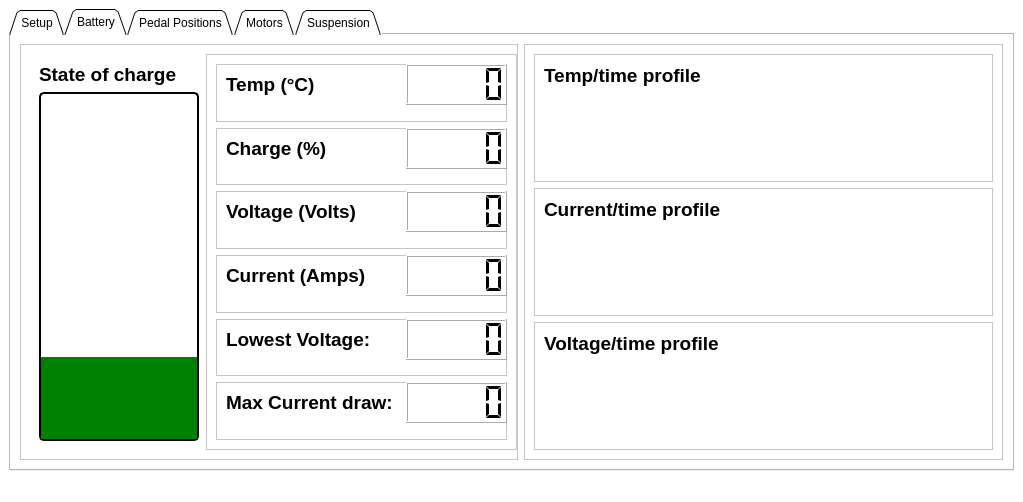
Above: mainwindow.ui from niallbeggan/TelemetrySystem before the change. Below: the same form after it.
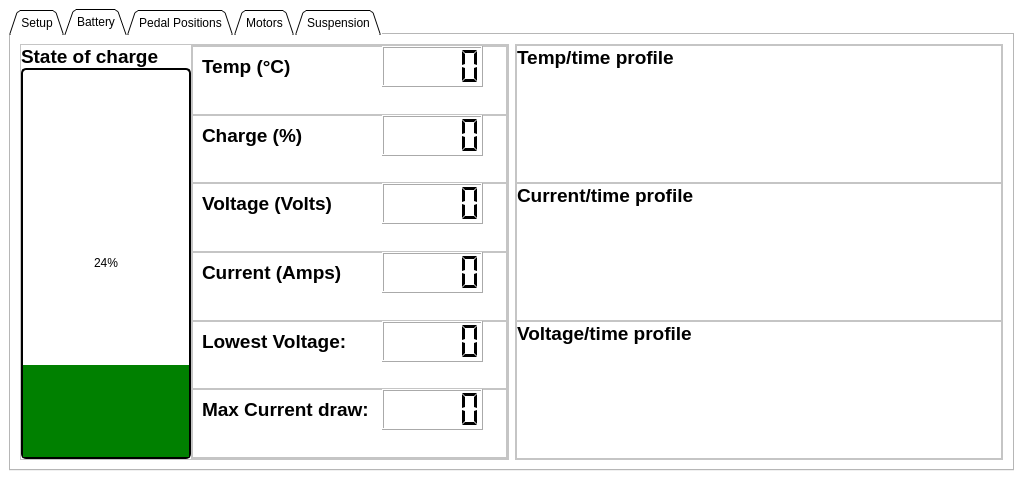
That is the form after the change. The open tabs and pages were chosen to show the change. Custom widgets are drawn as their Qt base class.

Patch:
```diff
--- a/mainwindow.ui
+++ b/mainwindow.ui
@@ -38,8 +38,8 @@
      <verstretch>0</verstretch>
     </sizepolicy>
    </property>
-   <layout class="QGridLayout" name="gridLayout">
-    <item row="0" column="1">
+   <layout class="QHBoxLayout" name="horizontalLayout_11">
+    <item>
      <widget class="QTabWidget" name="tabWidget">
       <property name="sizePolicy">
        <sizepolicy hsizetype="Preferred" vsizetype="Preferred">
@@ -767,6 +767,21 @@
            <enum>QFrame::Raised</enum>
           </property>
           <layout class="QHBoxLayout" name="horizontalLayout">
+           <property name="spacing">
+            <number>0</number>
+           </property>
+           <property name="leftMargin">
+            <number>0</number>
+           </property>
+           <property name="topMargin">
+            <number>0</number>
+           </property>
+           <property name="rightMargin">
+            <number>0</number>
+           </property>
+           <property name="bottomMargin">
+            <number>0</number>
+           </property>
            <item>
             <widget class="QFrame" name="batteryTabChargeProgressBarFrame">
              <property name="sizePolicy">
@@ -785,6 +800,21 @@
               <string notr="true"/>
              </property>
              <layout class="QVBoxLayout" name="verticalLayout_4">
+              <property name="spacing">
+               <number>0</number>
+              </property>
+              <property name="leftMargin">
+               <number>0</number>
+              </property>
+              <property name="topMargin">
+               <number>0</number>
+              </property>
+              <property name="rightMargin">
+               <number>0</number>
+              </property>
+              <property name="bottomMargin">
+               <number>0</number>
+              </property>
               <item>
                <widget class="QLabel" name="batteryTabStateOfChargeLabel">
                 <property name="sizePolicy">
@@ -852,9 +882,9 @@
                    <colorrole role="Text">
                     <brush brushstyle="SolidPattern">
                      <color alpha="255">
-                      <red>255</red>
-                      <green>255</green>
-                      <blue>255</blue>
+                      <red>0</red>
+                      <green>0</green>
+                      <blue>0</blue>
                      </color>
                     </brush>
                    </colorrole>
@@ -886,11 +916,11 @@
                     </brush>
                    </colorrole>
                    <colorrole role="PlaceholderText">
-                    <brush brushstyle="NoBrush">
+                    <brush brushstyle="SolidPattern">
                      <color alpha="128">
-                      <red>255</red>
-                      <green>255</green>
-                      <blue>255</blue>
+                      <red>0</red>
+                      <green>0</green>
+                      <blue>0</blue>
                      </color>
                     </brush>
                    </colorrole>
@@ -917,9 +947,9 @@
                    <colorrole role="Text">
                     <brush brushstyle="SolidPattern">
                      <color alpha="255">
-                      <red>255</red>
-                      <green>255</green>
-                      <blue>255</blue>
+                      <red>0</red>
+                      <green>0</green>
+                      <blue>0</blue>
                      </color>
                     </brush>
                    </colorrole>
@@ -951,11 +981,11 @@
                     </brush>
                    </colorrole>
                    <colorrole role="PlaceholderText">
-                    <brush brushstyle="NoBrush">
+                    <brush brushstyle="SolidPattern">
                      <color alpha="128">
-                      <red>255</red>
-                      <green>255</green>
-                      <blue>255</blue>
+                      <red>0</red>
+                      <green>0</green>
+                      <blue>0</blue>
                      </color>
                     </brush>
                    </colorrole>
@@ -1016,7 +1046,7 @@
                     </brush>
                    </colorrole>
                    <colorrole role="PlaceholderText">
-                    <brush brushstyle="NoBrush">
+                    <brush brushstyle="SolidPattern">
                      <color alpha="128">
                       <red>255</red>
                       <green>255</green>
@@ -1072,6 +1102,21 @@
               <enum>QFrame::Raised</enum>
              </property>
              <layout class="QVBoxLayout" name="verticalLayout_5">
+              <property name="spacing">
+               <number>0</number>
+              </property>
+              <property name="leftMargin">
+               <number>0</number>
+              </property>
+              <property name="topMargin">
+               <number>0</number>
+              </property>
+              <property name="rightMargin">
+               <number>0</number>
+              </property>
+              <property name="bottomMargin">
+               <number>0</number>
+              </property>
               <item>
                <widget class="QFrame" name="batteryTabTempFrame">
                 <property name="frameShape">
@@ -1435,6 +1480,21 @@
            <enum>QFrame::Raised</enum>
           </property>
           <layout class="QVBoxLayout" name="verticalLayout_6">
+           <property name="spacing">
+            <number>0</number>
+           </property>
+           <property name="leftMargin">
+            <number>0</number>
+           </property>
+           <property name="topMargin">
+            <number>0</number>
+           </property>
+           <property name="rightMargin">
+            <number>0</number>
+           </property>
+           <property name="bottomMargin">
+            <number>0</number>
+           </property>
            <item>
             <widget class="QFrame" name="batteryTabTempGraphFrame">
              <property name="frameShape">
@@ -1444,6 +1504,21 @@
               <enum>QFrame::Raised</enum>
              </property>
              <layout class="QVBoxLayout" name="verticalLayout_15">
+              <property name="spacing">
+               <number>0</number>
+              </property>
+              <property name="leftMargin">
+               <number>0</number>
+              </property>
+              <property name="topMargin">
+               <number>0</number>
+              </property>
+              <property name="rightMargin">
+               <number>0</number>
+              </property>
+              <property name="bottomMargin">
+               <number>0</number>
+              </property>
               <item>
                <widget class="QLabel" name="batteryTabTempGraphLabel">
                 <property name="sizePolicy">
@@ -1485,6 +1560,21 @@
               <enum>QFrame::Raised</enum>
              </property>
              <layout class="QVBoxLayout" name="verticalLayout_3">
+              <property name="spacing">
+               <number>0</number>
+              </property>
+              <property name="leftMargin">
+               <number>0</number>
+              </property>
+              <property name="topMargin">
+               <number>0</number>
+              </property>
+              <property name="rightMargin">
+               <number>0</number>
+              </property>
+              <property name="bottomMargin">
+               <number>0</number>
+              </property>
               <item>
                <widget class="QLabel" name="batteryTabCurrentGraphLabel">
                 <property name="sizePolicy">
@@ -1526,6 +1616,21 @@
               <enum>QFrame::Raised</enum>
              </property>
              <layout class="QVBoxLayout" name="verticalLayout_2">
+              <property name="spacing">
+               <number>0</number>
+              </property>
+              <property name="leftMargin">
+               <number>0</number>
+              </property>
+              <property name="topMargin">
+               <number>0</number>
+              </property>
+              <property name="rightMargin">
+               <number>0</number>
+              </property>
+              <property name="bottomMargin">
+               <number>0</number>
+              </property>
               <item>
                <widget class="QLabel" name="batteryTabVoltageGraphLabel">
                 <property name="sizePolicy">
```
Left out of the diff: 54 changed lines with no effect on the pictures.
